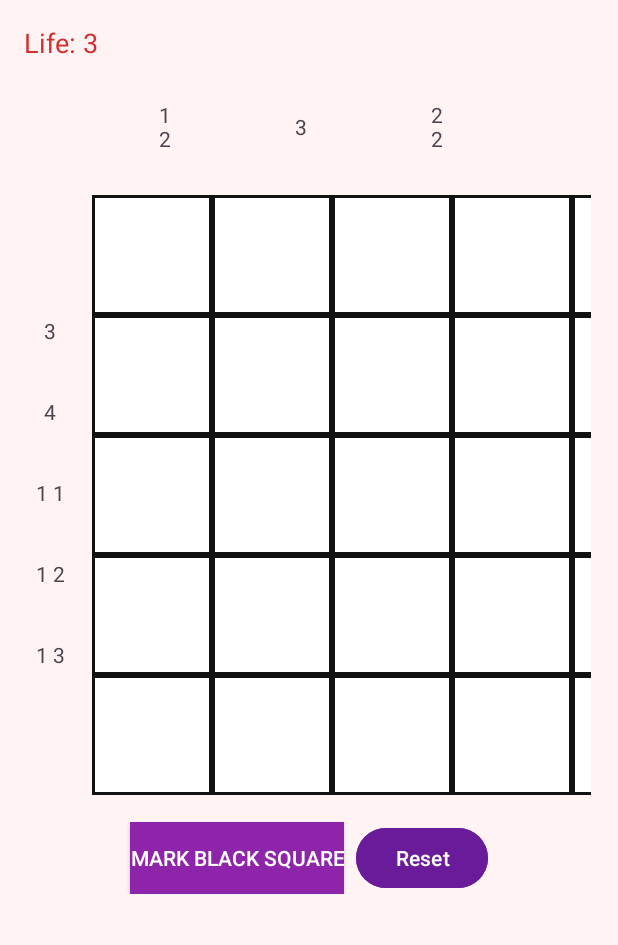
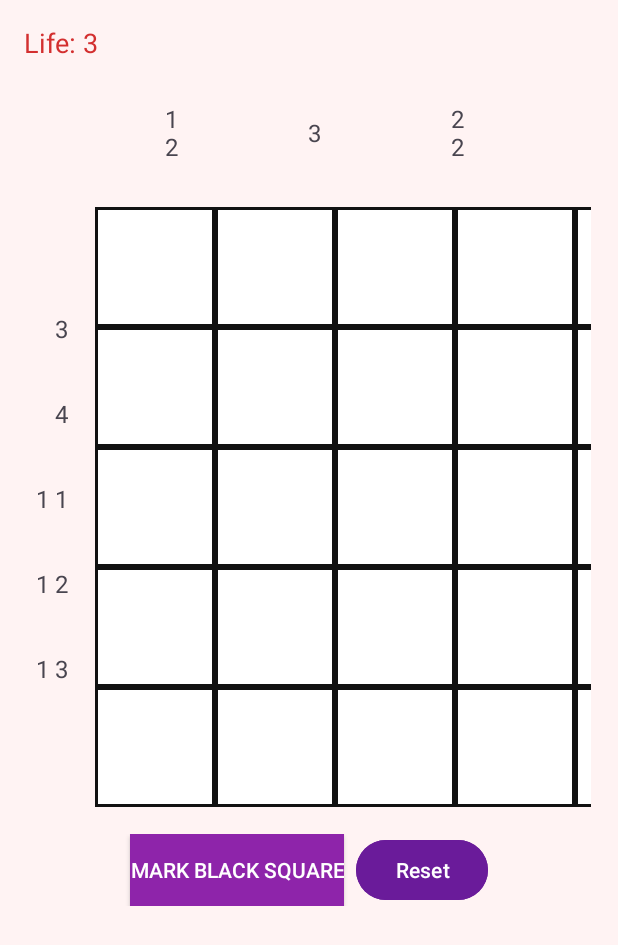
Before and after one commit to MinSang22Kim/NonoGram, an Android app: the screen it shows after launch (MainActivity), on a phone screen of 412 x 824 dp. Shown: the top 945 px of the screen. Run offline under Robolectric (Android 15) with nearby library versions, the phone set to English and light mode, and no system bars.

Commit message:
패딩값 수정

```diff
--- a/app/src/main/java/com/example/nonograms/MainActivity.java
+++ b/app/src/main/java/com/example/nonograms/MainActivity.java
@@ -131,8 +131,8 @@ public class MainActivity extends AppCompatActivity {
 
             // TextView 속성 설정
             textView.setText(clueText.toString().trim()); // 줄바꿈 처리 후 텍스트 설정
-            textView.setTextSize(14);
-            textView.setGravity(Gravity.CENTER);
+            textView.setTextSize(16);
+            textView.setGravity(Gravity.END);
             textView.setPadding(4, 26, 4, 26);
 
             rowClueContainer.addView(textView); // 컨테이너에 추가
@@ -151,23 +151,25 @@ public class MainActivity extends AppCompatActivity {
 
             // TextView 속성 설정
             textView.setText(clueText.toString().trim()); // 줄바꿈 처리 후 텍스트 설정
-            textView.setTextSize(14);
-            textView.setGravity(Gravity.CENTER);
-            textView.setPadding(62, 4, 62, 4);
+            textView.setTextSize(16);
+            textView.setGravity(Gravity.BOTTOM);
+            textView.setPadding(65, 4, 65, 4);
 
             columnClueContainer.addView(textView); // 컨테이너에 추가
         }
     }
 
-
     private void initBoard() {
         tableLayout.removeAllViews();
+
+        int cellSize = 120; // 셀 크기를 정사각형으로 고정
 
         for (int i = 0; i < size; i++) {
             TableRow row = new TableRow(this);
             for (int j = 0; j < size; j++) {
                 Cell cell = new Cell(this, blackSquares[i][j]);
-                cell.setLayoutParams(new TableRow.LayoutParams(120, 120));
+                TableRow.LayoutParams params = new TableRow.LayoutParams(cellSize, cellSize); // 정사각형 크기 설정
+                cell.setLayoutParams(params);
                 int finalI = i, finalJ = j;
                 cell.setOnClickListener(v -> handleCellClick(cell, finalI, finalJ));
                 row.addView(cell);
@@ -176,14 +178,13 @@ public class MainActivity extends AppCompatActivity {
         }
     }
 
-    // 테스트용 X 표시
     private void handleCellClick(Cell cell, int row, int col) {
         if (toggleButton.isChecked()) {
             cell.toggleX();
         } else {
             if (cell.markBlackSquare()) {
                 numBlackSquares--;
-                cell.setBackgroundColor(Color.GRAY); // 클릭된 셀의 배경을 회색으로 변경
+                cell.setBackgroundResource(R.drawable.cell_pressed_shape); // 클릭된 셀의 배경을 회색으로 변경
                 if (numBlackSquares == 0) {
                     gameOver(true);
                 }
```
